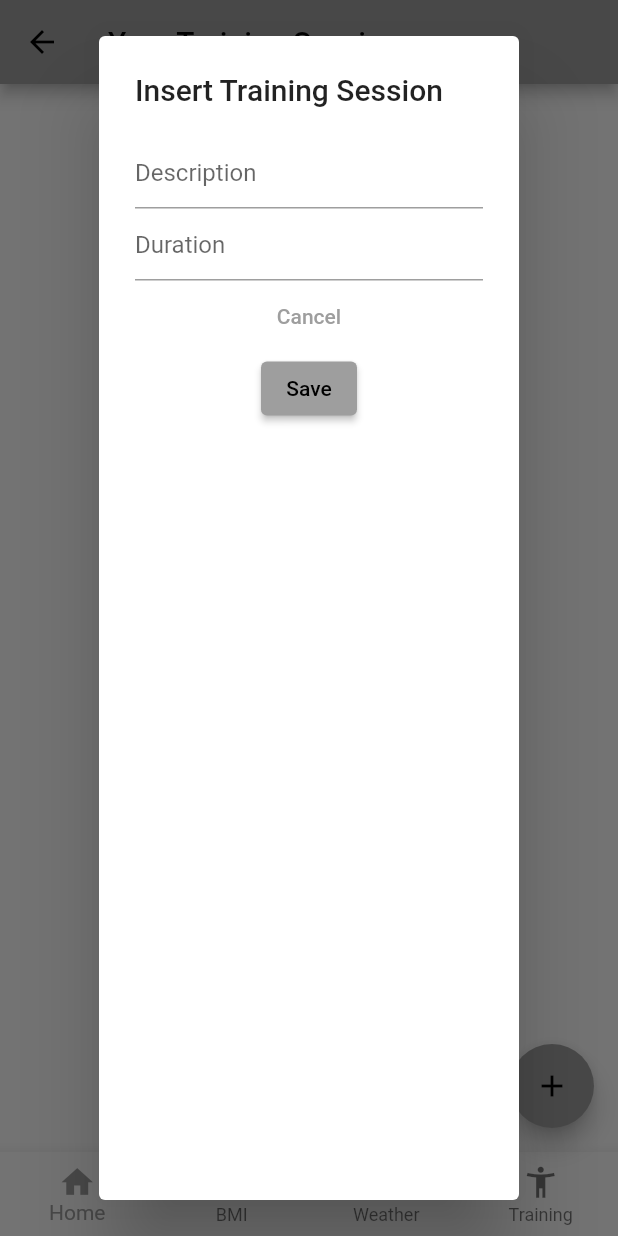
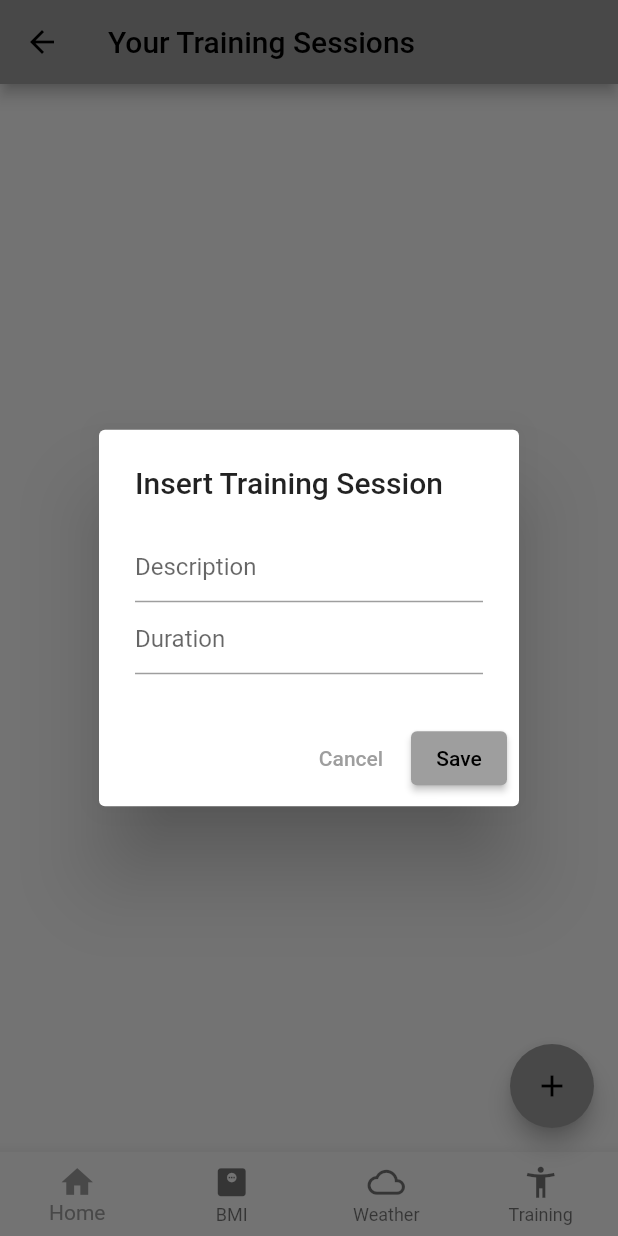
Before and after one commit to pankaj111298/GloboApp, a Flutter app: the screen it shows after launch, item 4 of the bottom bar chosen, after a tap on the "add" icon, on a phone screen of 412 x 824 dp. Run offline on Flutter 3.47's test engine with Material 2 defaults, Android fonts, the light colour scheme and no system bars; our stand-ins replace shared_preferences.

Commit message:
Added the save session function

```diff
--- a/flutter_application_1/lib/screens/TrainingScreen.dart
+++ b/flutter_application_1/lib/screens/TrainingScreen.dart
@@ -1,4 +1,6 @@
 import 'package:flutter/material.dart';
+import 'package:flutter_application_1/api/SP_helper.dart';
+import 'package:flutter_application_1/api/Session.dart';
 import 'package:flutter_application_1/navigation/BottomNavigation.dart';
 
 class TrainingScreen extends StatefulWidget {
@@ -11,6 +13,7 @@ class TrainingScreen extends StatefulWidget {
 class _TrainingScreenState extends State<TrainingScreen> {
   final description = TextEditingController();
   final duration = TextEditingController();
+  SP_helper helper = new SP_helper();
   @override
   Widget build(BuildContext context) {
     return Scaffold(
@@ -36,7 +39,8 @@ class _TrainingScreenState extends State<TrainingScreen> {
         builder: (BuildContext context) {
           return AlertDialog(
             title: Text("Insert Training Session"),
-            content: Column(
+            content: SingleChildScrollView(
+              child: Column(
                 children: [
                   TextField(
                     controller: description,
@@ -46,6 +50,10 @@ class _TrainingScreenState extends State<TrainingScreen> {
                     controller: duration,
                     decoration: InputDecoration(hintText: 'Duration'),
                   ),
+                ],
+              ),
+            ),
+            actions: [
               TextButton(
                   onPressed: () {
                     Navigator.pop(context);
@@ -53,10 +61,21 @@ class _TrainingScreenState extends State<TrainingScreen> {
                     duration.text = '';
                   },
                   child: Text("Cancel")),
-                ElevatedButton(onPressed: () {}, child: Text("Save"))
+              ElevatedButton(onPressed: saveSession, child: Text("Save"))
             ],
-            ),
           );
         });
   }
+
+  Future saveSession() async {
+    DateTime now = DateTime.now();
+    String today = '${now.year}-${now.month}-${now.day}';
+
+    Session session = new Session();
+    session.id = 1;
+    session.date = today;
+    session.description = description.text;
+    session.duration = int.parse(duration.text);
+    helper.writeSession(session);
   }
+}
```
Lines whose indentation alone changed are shown as unchanged.
